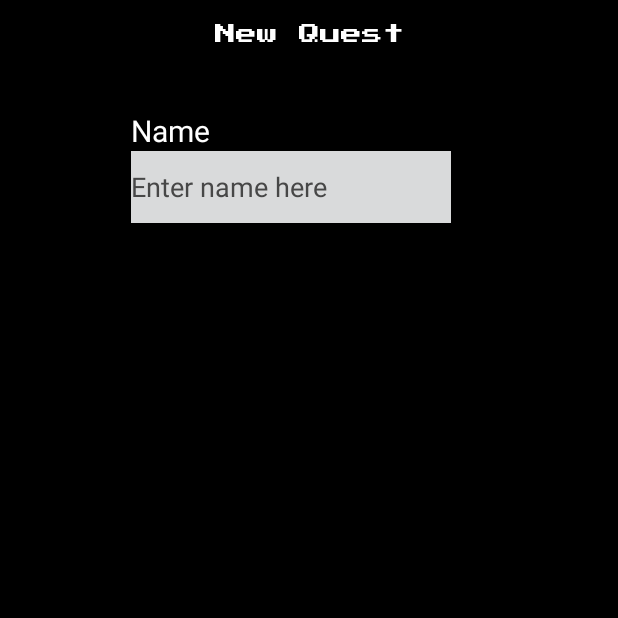
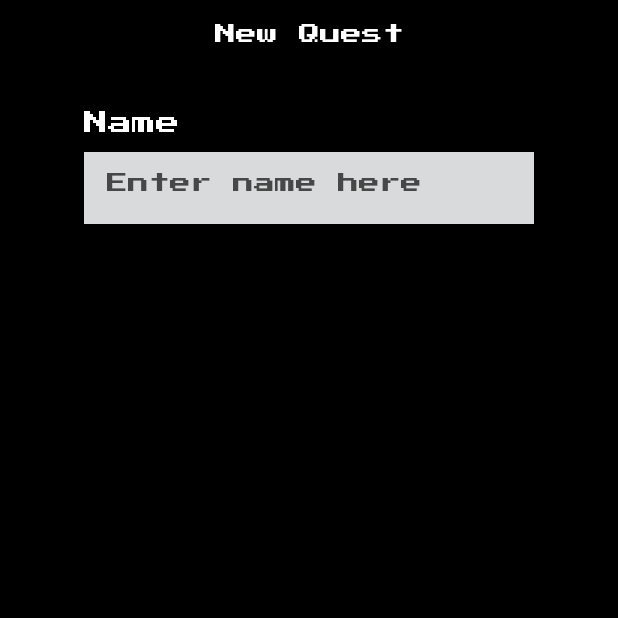
Before and after one commit to bjyoung/Level-Up, an Android app: the fragment NewQuest shown on its own in the app's theme, on a phone screen of 412 x 824 dp, the top half of it. Run offline under Robolectric (Android 15) with nearby library versions, the phone set to English and light mode, and no system bars.

Commit message:
Add padding and change fonts on New Quest page

```diff
--- a/app/src/main/res/layout/new_quest.xml
+++ b/app/src/main/res/layout/new_quest.xml
@@ -1,6 +1,5 @@
 <?xml version="1.0" encoding="utf-8"?>
-<androidx.constraintlayout.widget.ConstraintLayout
-    xmlns:android="http://schemas.android.com/apk/res/android"
+<androidx.constraintlayout.widget.ConstraintLayout xmlns:android="http://schemas.android.com/apk/res/android"
     xmlns:app="http://schemas.android.com/apk/res-auto"
     android:layout_width="match_parent"
     android:layout_height="match_parent"
@@ -22,9 +21,10 @@
         android:id="@+id/NameLabel"
         android:layout_width="wrap_content"
         android:layout_height="wrap_content"
+        android:fontFamily="@font/press_start_2p"
         android:text="@string/name_label"
         android:textColor="@color/text_primary"
-        android:textSize="20sp"
+        android:textSize="16sp"
         app:layout_constraintBottom_toBottomOf="parent"
         app:layout_constraintEnd_toEndOf="@+id/NameInput"
         app:layout_constraintHorizontal_bias="0.0"
@@ -34,17 +34,21 @@
 
     <EditText
         android:id="@+id/NameInput"
-        android:layout_width="wrap_content"
+        android:layout_width="300dp"
         android:layout_height="wrap_content"
+        android:layout_marginTop="5dp"
         android:autofillHints="event_name"
         android:background="@color/background_secondary"
         android:ems="10"
+        android:fontFamily="@font/press_start_2p"
         android:hint="@string/name_hint"
         android:inputType="textPersonName"
         android:minHeight="48dp"
+        android:paddingHorizontal="15dp"
+        android:paddingVertical="10dp"
         android:textColorHint="@color/text_hint"
+        android:textSize="14sp"
         app:layout_constraintEnd_toEndOf="parent"
-        app:layout_constraintHorizontal_bias="0.44"
         app:layout_constraintStart_toStartOf="parent"
         app:layout_constraintTop_toBottomOf="@+id/NameLabel" />
 </androidx.constraintlayout.widget.ConstraintLayout>
```
